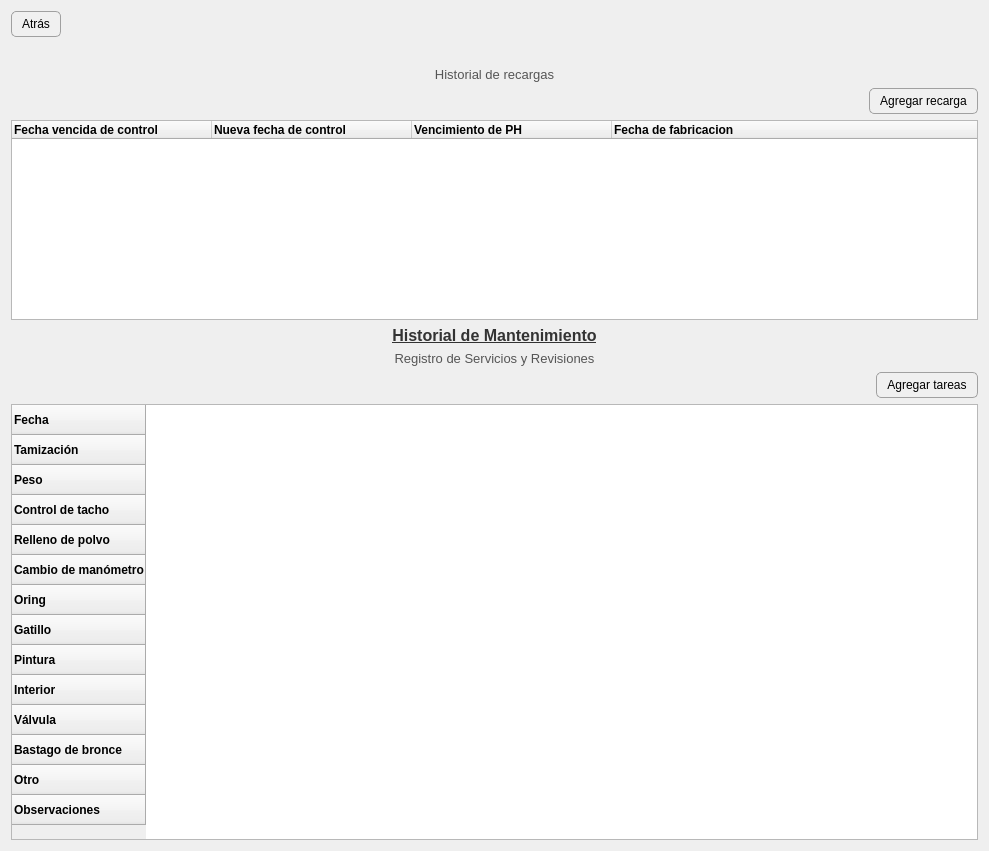
Above: resources/ui/ext_details.ui from Julian2455/beatmat before the change. Below: the same form after it.
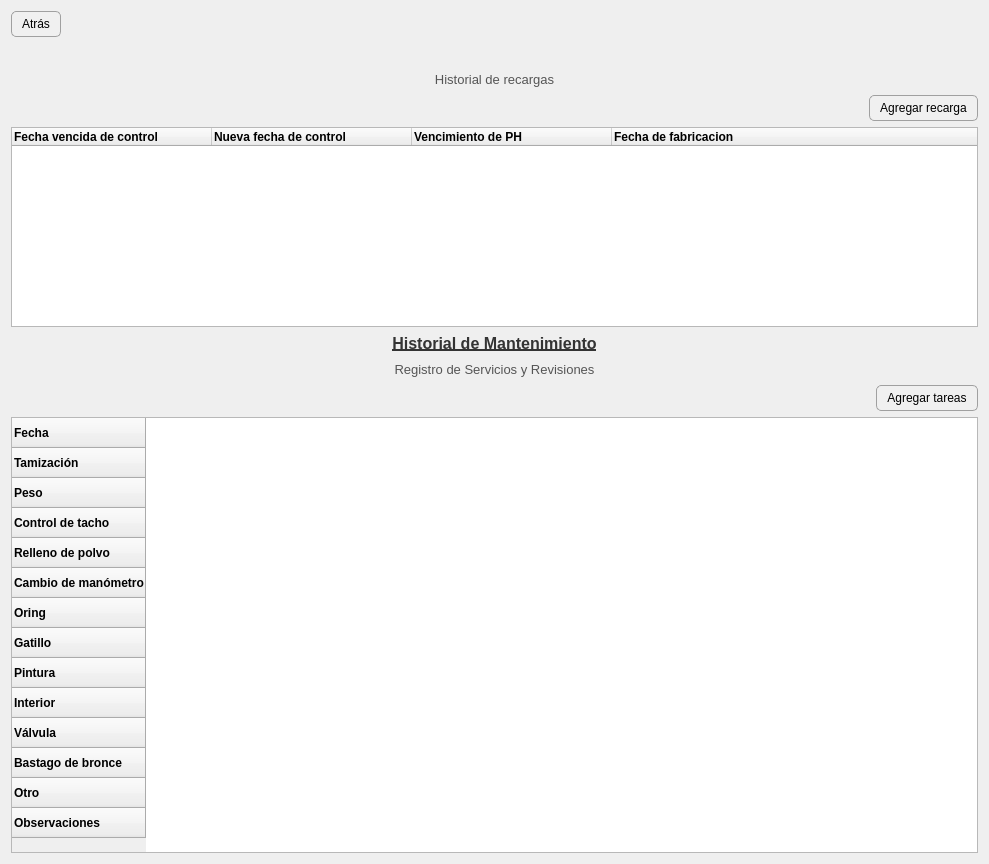
That is the form after the change.

Patch:
```diff
--- a/resources/ui/ext_details.ui
+++ b/resources/ui/ext_details.ui
@@ -7,7 +7,7 @@
     <x>0</x>
     <y>0</y>
     <width>989</width>
-    <height>849</height>
+    <height>864</height>
    </rect>
   </property>
   <property name="windowTitle">
@@ -75,6 +75,7 @@
      <property name="font">
       <font>
        <pointsize>10</pointsize>
+       <weight>50</weight>
        <bold>false</bold>
       </font>
      </property>
@@ -260,6 +261,7 @@
      <property name="font">
       <font>
        <pointsize>10</pointsize>
+       <weight>50</weight>
        <bold>false</bold>
       </font>
      </property>
```
Left out of the diff: 9 changed lines with no effect on the pictures.
